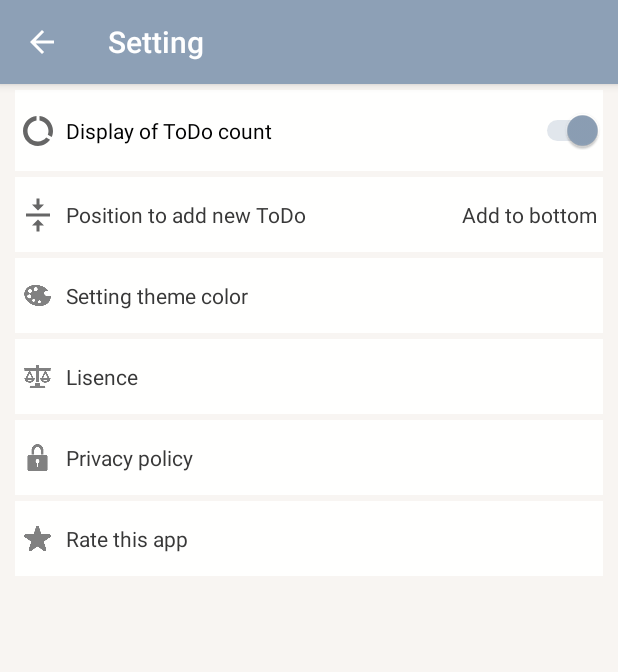
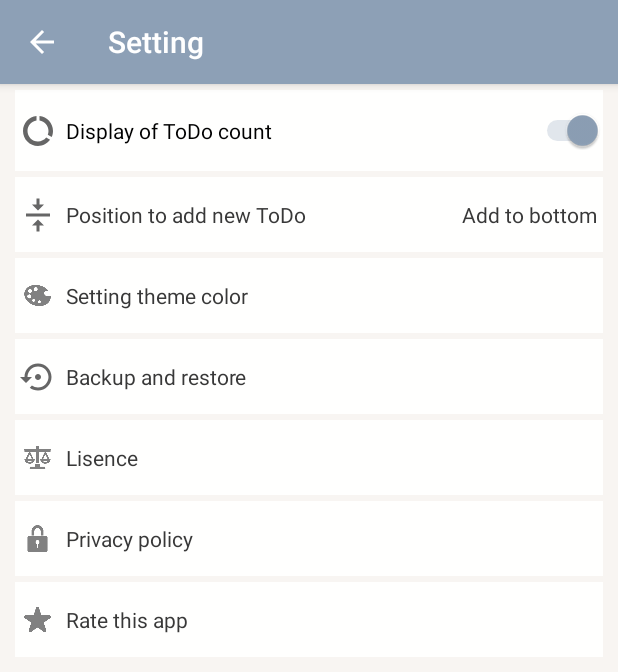
Before and after one commit to highcom/ToDoLog, an Android app: the SettingActivity screen opened directly, with no data from a screen before it, on a phone screen of 412 x 824 dp. Shown: the top 672 px of the screen. Run offline under Robolectric (Android 15) with nearby library versions, the phone set to English and light mode, and no system bars.

Commit message:
バックアップと復元の処理実装
 - 復元がうまく動作していない

```diff
--- /dev/null
+++ b/app/src/main/res/drawable/ic_baseline_settings_backup_restore_24.xml
@@ -0,0 +1,10 @@
+<vector xmlns:android="http://schemas.android.com/apk/res/android"
+    android:width="24dp"
+    android:height="24dp"
+    android:viewportWidth="24"
+    android:viewportHeight="24"
+    android:tint="?attr/colorControlNormal">
+  <path
+      android:fillColor="@android:color/white"
+      android:pathData="M14,12c0,-1.1 -0.9,-2 -2,-2s-2,0.9 -2,2 0.9,2 2,2 2,-0.9 2,-2zM12,3c-4.97,0 -9,4.03 -9,9L0,12l4,4 4,-4L5,12c0,-3.87 3.13,-7 7,-7s7,3.13 7,7 -3.13,7 -7,7c-1.51,0 -2.91,-0.49 -4.06,-1.3l-1.42,1.44C8.04,20.3 9.94,21 12,21c4.97,0 9,-4.03 9,-9s-4.03,-9 -9,-9z"/>
+</vector>
--- a/app/src/main/res/layout/activity_setting.xml
+++ b/app/src/main/res/layout/activity_setting.xml
@@ -140,6 +140,40 @@
             android:adjustViewBounds="true"
             android:background="@null"
             android:scaleType="centerInside"
+            android:src="@drawable/ic_baseline_settings_backup_restore_24"
+            android:id="@+id/backup_restore_icon" />
+
+        <TextView
+            android:layout_width="0dp"
+            android:layout_height="wrap_content"
+            android:text="@string/setting_backup_restore"
+            android:layout_weight="2"
+            android:layout_marginLeft="4dp"
+            android:layout_marginTop="15dp"
+            android:layout_marginBottom="15dp"
+            android:textColor="@color/black"
+            android:textSize="14dp"
+            android:id="@+id/backup_restore_text" />
+    </LinearLayout>
+
+    <LinearLayout
+        android:orientation="horizontal"
+        android:layout_width="match_parent"
+        android:layout_height="wrap_content"
+        android:background="@color/offwhite"
+        android:gravity="center_vertical"
+        android:layout_marginTop="4dp"
+        android:layout_marginLeft="10dp"
+        android:layout_marginRight="10dp"
+        android:layout_gravity="center_horizontal" >
+
+        <ImageButton
+            android:layout_width="30dp"
+            android:layout_height="match_parent"
+            android:focusableInTouchMode="false"
+            android:adjustViewBounds="true"
+            android:background="@null"
+            android:scaleType="centerInside"
             android:src="@drawable/ic_license"
             android:id="@+id/license_icon" />
 
```
Also changed, not shown: app/src/main/java/com/highcom/todolog/SettingActivity.java (+81 -1 lines), app/src/main/java/com/highcom/todolog/datamodel/ToDoLogRepository.java (+6 -1 lines), app/src/main/java/com/highcom/todolog/util/InputExternalFile.java (added, +153 -0 lines), app/src/main/java/com/highcom/todolog/util/OutputExternalFile.java (added, +91 -0 lines), app/src/main/java/com/highcom/todolog/util/SelectInputOutputFileDialog.java (added, +55 -0 lines), app/src/main/res/layout/alert_progressbar.xml (added, +16 -0 lines), app/src/main/res/values/strings.xml (+21 -0 lines), 1 other file.
